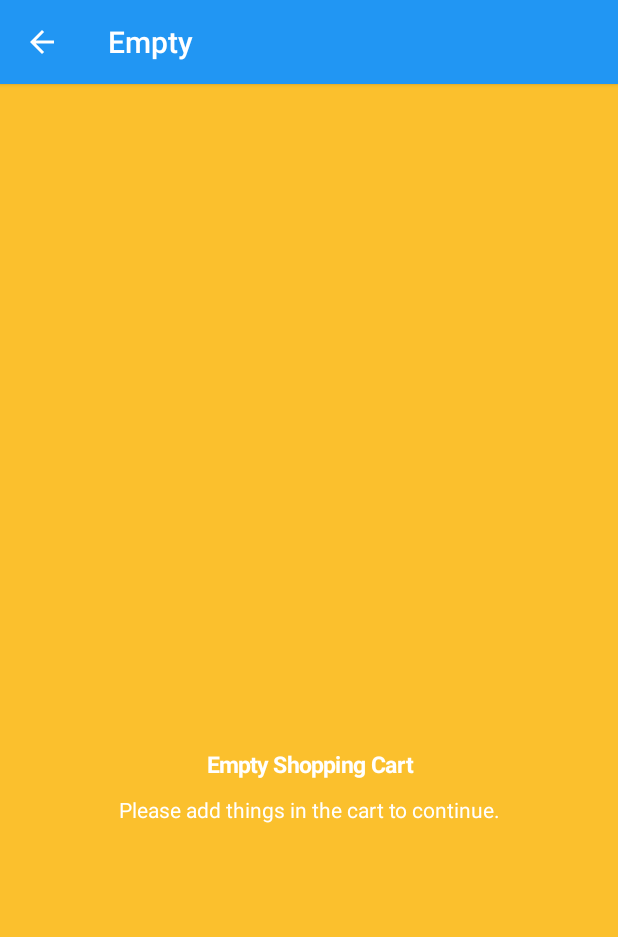
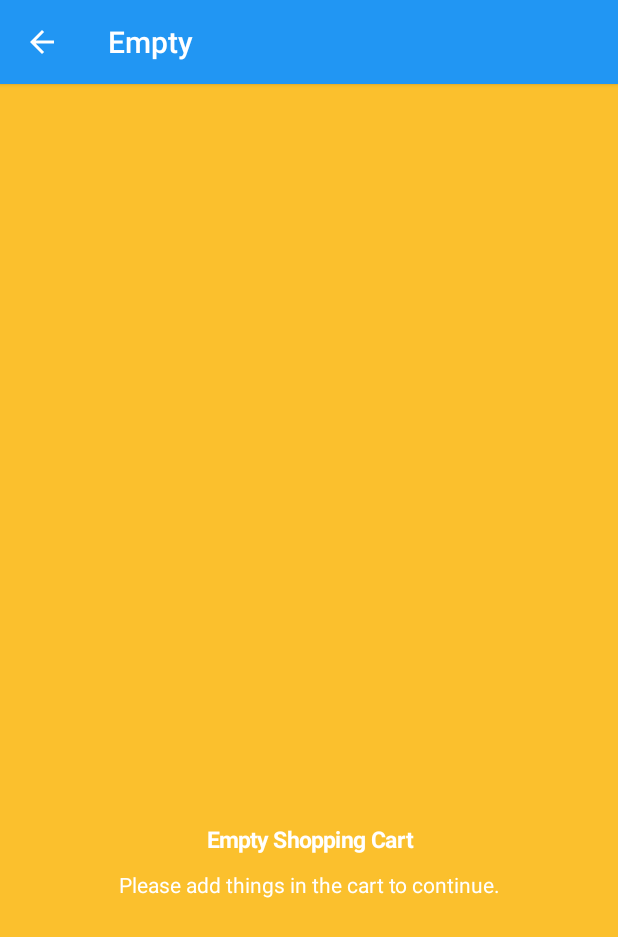
Before and after one commit to vlonjat-gashi/progress-activity, an Android app: the screen it shows after launch (DetailsActivity), after a tap on "EMPTY STATE", on a phone screen of 412 x 824 dp. Shown: the top 937 px of the screen. Run offline under Robolectric (Android 15) with nearby library versions, the phone set to English and light mode, and no system bars; libraries missing offline, so code that uses them is left out: com.malinskiy.materialicons; 2 statements that could not run were skipped.

Commit message:
style(ProgressFrameLayout): added emptyOrErrorTopOffset support

```diff
--- a/library/src/main/java/com/vlonjatg/progressactivity/ProgressConstraintLayout.java
+++ b/library/src/main/java/com/vlonjatg/progressactivity/ProgressConstraintLayout.java
@@ -53,6 +53,8 @@ public class ProgressConstraintLayout extends ConstraintLayout implements Progre
     private int loadingStateProgressBarColor;
     private int loadingStateBackgroundColor;
 
+    private int emptyOrErrorTopOffset;
+
     private int emptyStateImageWidth;
     private int emptyStateImageHeight;
     private int emptyStateTitleTextSize;
@@ -104,6 +106,10 @@ public class ProgressConstraintLayout extends ConstraintLayout implements Progre
 
         loadingStateBackgroundColor =
                 typedArray.getColor(R.styleable.ProgressActivity_loadingBackgroundColor, Color.TRANSPARENT);
+
+        // Offset Attrs
+        emptyOrErrorTopOffset =
+                typedArray.getDimensionPixelSize(R.styleable.ProgressActivity_emptyOrErrorTopOffset, 0);
 
         //Empty state attrs
         emptyStateImageWidth =
@@ -387,6 +393,7 @@ public class ProgressConstraintLayout extends ConstraintLayout implements Progre
             layoutParams.bottomToBottom = ConstraintSet.PARENT_ID;
             layoutParams.startToStart = ConstraintSet.PARENT_ID;
             layoutParams.endToEnd = ConstraintSet.PARENT_ID;
+            layoutParams.topMargin = emptyOrErrorTopOffset;
 
             addView(emptyState, layoutParams);
         } else {
@@ -428,6 +435,7 @@ public class ProgressConstraintLayout extends ConstraintLayout implements Progre
             layoutParams.bottomToBottom = ConstraintSet.PARENT_ID;
             layoutParams.startToStart = ConstraintSet.PARENT_ID;
             layoutParams.endToEnd = ConstraintSet.PARENT_ID;
+            layoutParams.goneTopMargin = emptyOrErrorTopOffset;
 
             addView(errorState, layoutParams);
         } else {
--- a/library/src/main/res/layout/view_empty.xml
+++ b/library/src/main/res/layout/view_empty.xml
@@ -19,8 +19,8 @@
 		android:layout_width="match_parent"
 		android:layout_height="wrap_content"
 		android:layout_marginLeft="16dp"
+		android:layout_marginTop="20dp"
 		android:layout_marginRight="16dp"
-        android:layout_marginTop="20dp"
 		android:gravity="center"
 		android:textSize="15sp"
 		android:textStyle="bold"
@@ -31,8 +31,8 @@
 		android:layout_width="wrap_content"
 		android:layout_height="wrap_content"
 		android:layout_marginLeft="56dp"
+		android:layout_marginTop="10dp"
 		android:layout_marginRight="56dp"
-        android:layout_marginTop="10dp"
 		android:gravity="center"
 		android:lineSpacingExtra="5.5dp"
 		tools:text="@string/progressActivityEmptyContentPlaceholder" />
--- a/library/src/main/res/values/attrs.xml
+++ b/library/src/main/res/values/attrs.xml
@@ -6,6 +6,8 @@
 		<attr name="loadingProgressBarHeight" format="dimension" />
 		<attr name="loadingProgressBarColor" format="color" />
 		<attr name="loadingBackgroundColor" format="color" />
+
+		<attr name="emptyOrErrorTopOffset" format="dimension" />
 
 		<attr name="emptyImageWidth" format="dimension" />
 		<attr name="emptyImageHeight" format="dimension" />
--- a/sample/src/main/res/layout/activity_details.xml
+++ b/sample/src/main/res/layout/activity_details.xml
@@ -6,6 +6,7 @@
 	android:orientation="vertical"
 	progressActivity:emptyBackgroundColor="#fbc02d"
 	progressActivity:emptyContentTextColor="#FFFFFF"
+	progressActivity:emptyOrErrorTopOffset="100dp"
 	progressActivity:emptyTitleTextColor="#FFFFFF"
 	progressActivity:errorBackgroundColor="#42a5f5"
 	progressActivity:errorButtonBackgroundColor="#9C27B0"
@@ -15,15 +16,14 @@
 	progressActivity:loadingBackgroundColor="#FFFFFF"
 	progressActivity:loadingProgressBarColor="#9C27B0">
 
-    <android.support.v7.widget.Toolbar
-        android:id="@+id/toolbar"
-        android:layout_width="fill_parent"
-        android:layout_height="56dp"
-        android:elevation="2dp"
-        android:theme="@style/Toolbar"
+	<Button
+		android:layout_width="wrap_content"
+		android:layout_height="wrap_content"
+		android:layout_gravity="center_horizontal"
+		android:text="Hi"
+		progressActivity:layout_constraintBottom_toBottomOf="parent"
 		progressActivity:layout_constraintEnd_toEndOf="parent"
-        progressActivity:layout_constraintStart_toStartOf="parent"
-        progressActivity:layout_constraintTop_toTopOf="parent" />
+		progressActivity:layout_constraintStart_toStartOf="parent" />
 
 	<TextView
 		android:id="@+id/text_hello"
@@ -38,13 +38,14 @@
 		progressActivity:layout_constraintStart_toStartOf="parent"
 		progressActivity:layout_constraintTop_toTopOf="parent" />
 
-    <Button
-        android:layout_width="wrap_content"
-        android:layout_height="wrap_content"
-        android:layout_gravity="center_horizontal"
-        android:text="Hi"
-        progressActivity:layout_constraintBottom_toBottomOf="parent"
+	<android.support.v7.widget.Toolbar
+		android:id="@+id/toolbar"
+		android:layout_width="fill_parent"
+		android:layout_height="56dp"
+		android:elevation="2dp"
+		android:theme="@style/Toolbar"
 		progressActivity:layout_constraintEnd_toEndOf="parent"
-        progressActivity:layout_constraintStart_toStartOf="parent" />
+		progressActivity:layout_constraintStart_toStartOf="parent"
+		progressActivity:layout_constraintTop_toTopOf="parent" />
 
 </com.vlonjatg.progressactivity.ProgressConstraintLayout>
```
Also changed, not shown: library/src/main/java/com/vlonjatg/progressactivity/ProgressFrameLayout.java (+8 -0 lines), 4 other files. Lines whose indentation alone changed are shown as unchanged.
